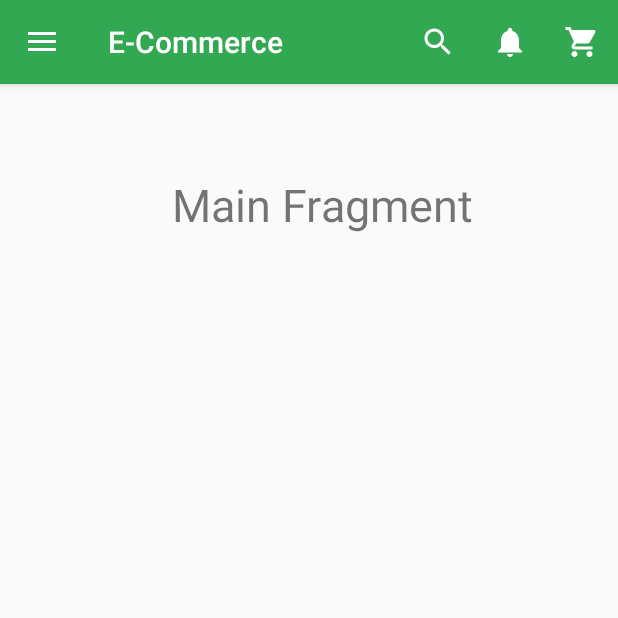
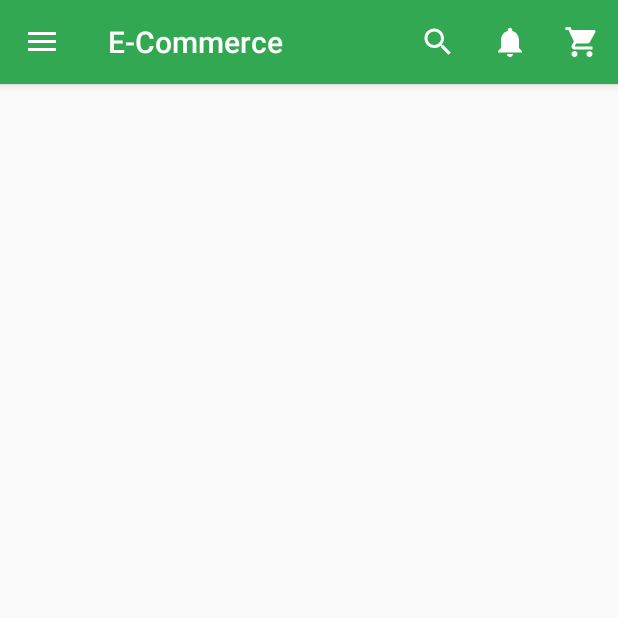
Before and after one commit to rfire12/e-commerce, an Android app: the MainActivity screen opened directly, with no data from a screen before it, on a phone screen of 412 x 824 dp, the top half of it. Run offline under Robolectric (Android 15) with nearby library versions, the phone set to English and light mode, and no system bars.

Commit message:
Final commit

```diff
--- a/app/src/main/java/com/example/e_commerce/Activities/MainActivity.java
+++ b/app/src/main/java/com/example/e_commerce/Activities/MainActivity.java
@@ -8,6 +8,7 @@ import android.os.Bundle;
 import android.view.Menu;
 import android.view.MenuInflater;
 import android.view.MenuItem;
+import android.widget.ImageView;
 
 import androidx.appcompat.widget.Toolbar;
 import androidx.core.view.GravityCompat;
@@ -22,26 +23,24 @@ import com.example.e_commerce.Fragments.ProfileFragment;
 import com.example.e_commerce.R;
 import com.google.android.material.navigation.NavigationView;
 
-public class MainActivity extends AppCompatActivity implements NavigationView.OnNavigationItemSelectedListener
-{
+public class MainActivity extends AppCompatActivity implements NavigationView.OnNavigationItemSelectedListener {
 
     private Toolbar toolbar;
     private DrawerLayout drawer;
     private NavigationView navigationView;
 
     private FragmentManager fragmentManager;
-
+    ImageView imgUser;
 
     @Override
     protected void onCreate(Bundle savedInstanceState) {
         super.onCreate(savedInstanceState);
         setContentView(R.layout.activity_main);
 
+        imgUser = findViewById(R.id.img_user);
+
         loadDrawer();
         loadMainFragment();
-
-
-
     }
 
     @Override
@@ -88,7 +87,7 @@ public class MainActivity extends AppCompatActivity implements NavigationView.On
         fragmentManager = getSupportFragmentManager();
         Fragment newFragment = new MainFragment(); // Default to home fragment
 
-        switch ( item.getItemId() ) {
+        switch (item.getItemId()) {
             case R.id.category_drawer:
                 newFragment = new CategoryListFragment();
                 break;
--- a/app/src/main/java/com/example/e_commerce/Fragments/ProfileFragment.java
+++ b/app/src/main/java/com/example/e_commerce/Fragments/ProfileFragment.java
@@ -12,7 +12,6 @@ import androidx.fragment.app.Fragment;
 import com.example.e_commerce.R;
 
 public class ProfileFragment extends Fragment {
-
     @Nullable
     @Override
     public View onCreateView(@NonNull LayoutInflater inflater, @Nullable ViewGroup container, @Nullable Bundle savedInstanceState) {
--- a/app/src/main/res/layout/main_fragment.xml
+++ b/app/src/main/res/layout/main_fragment.xml
@@ -4,17 +4,4 @@
     xmlns:app="http://schemas.android.com/apk/res-auto"
     xmlns:tools="http://schemas.android.com/tools"
     android:layout_width="match_parent"
-    android:layout_height="match_parent">
-
-    <TextView
-        android:id="@+id/textView7"
-        android:layout_width="203dp"
-        android:layout_height="78dp"
-        android:layout_marginTop="60dp"
-        android:text="@string/main_fragment"
-        android:textSize="30sp"
-        app:layout_constraintEnd_toEndOf="parent"
-        app:layout_constraintHorizontal_bias="0.548"
-        app:layout_constraintStart_toStartOf="parent"
-        app:layout_constraintTop_toTopOf="parent" />
-</androidx.constraintlayout.widget.ConstraintLayout>
+    android:layout_height="match_parent"/>
--- a/app/src/main/res/layout/toolbar.xml
+++ b/app/src/main/res/layout/toolbar.xml
@@ -11,7 +11,7 @@
     android:padding="16dp">
 
     <ImageView
-        android:id="@+id/userImage"
+        android:id="@+id/img_user"
         android:layout_width="88dp"
         android:layout_height="76dp"
         android:layout_marginStart="4dp"
```
Also changed, not shown: app/src/main/res/layout/profile_fragment.xml (+1 -14 lines).
